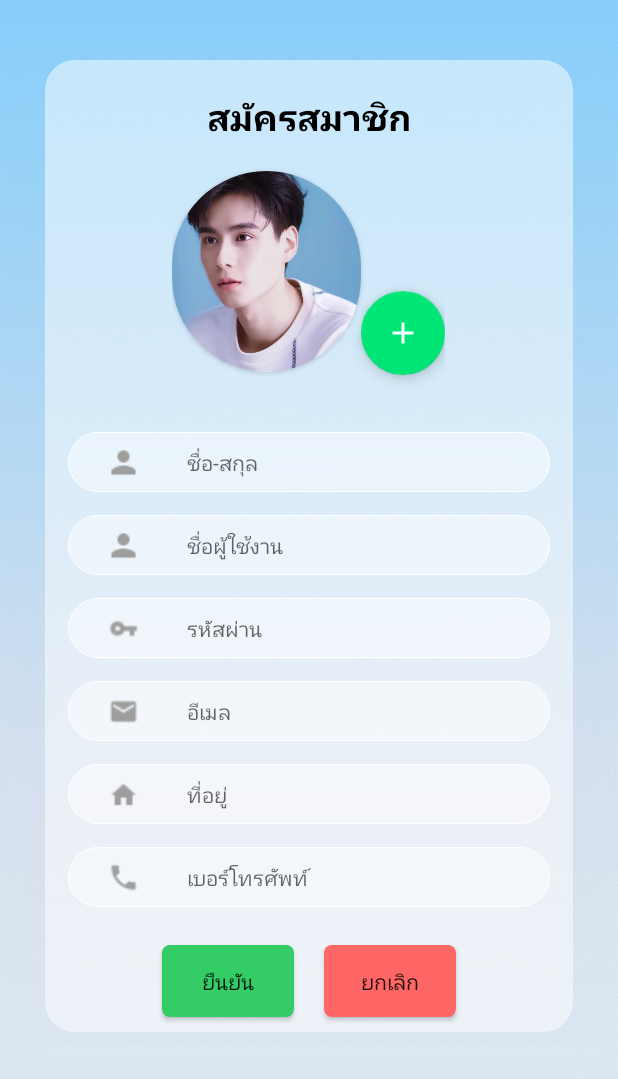
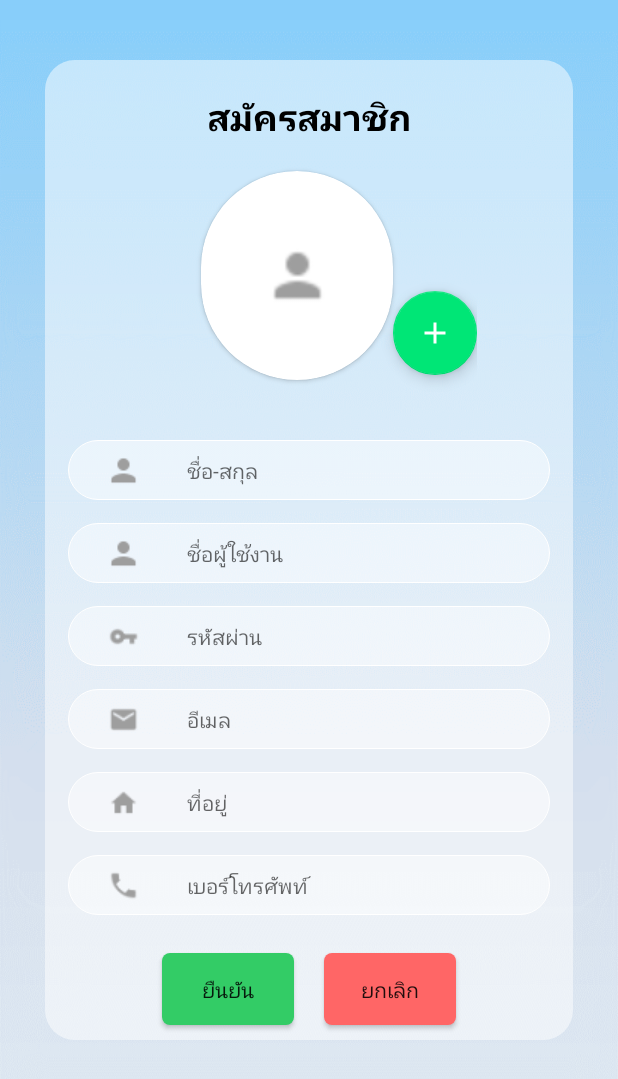
Before and after one commit to Namnoy-git/MyProjectFinal4, an Android app: the InsertActivity screen opened directly, with no data from a screen before it, on a phone screen of 412 x 824 dp. Shown: the top 1079 px of the screen. Run offline under Robolectric (Android 15) with nearby library versions, the phone set to English and light mode, and no system bars; our stand-ins replace Picasso; network calls fail; pictures from the network do not load; Roboto replaces fonts that are not available here.

Commit message:
Revert "final"
This reverts commit 21d1db37

```diff
--- a/app/src/main/java/com/it/myprojectfinal/controller/Utils.kt
+++ b/app/src/main/java/com/it/myprojectfinal/controller/Utils.kt
@@ -7,7 +7,7 @@ import com.google.gson.GsonBuilder
 class Utils {
 
     companion object{
-        const val BaseUrl = "http://192.168.1.4:4000"
+        const val BaseUrl = "http://192.168.1.5:4000"
     }
 
     fun getGson(): Gson? {
--- a/app/src/main/java/com/it/myprojectfinal/view/main/InsertActivity.kt
+++ b/app/src/main/java/com/it/myprojectfinal/view/main/InsertActivity.kt
@@ -50,7 +50,11 @@ class InsertActivity : AppCompatActivity() {
         startActivityForResult(i, PICK_IMAGE)
         }
 
-
+        cancle.setOnClickListener {
+            val i = Intent(this, LoginActivity::class.java)
+            startActivity(i)
+            finish()
+        }
     }
 
 
--- a/app/src/main/res/layout/activity_insert_main.xml
+++ b/app/src/main/res/layout/activity_insert_main.xml
@@ -44,9 +44,10 @@
                 android:orientation="horizontal">
 
                 <androidx.cardview.widget.CardView
-                    android:layout_width="126dp"
-                    android:layout_height="134dp"
+                    android:layout_width="128dp"
+                    android:layout_height="139dp"
                     android:layout_gravity="center"
+                    android:layout_marginLeft="40dp"
                     android:layout_marginTop="20dp"
                     android:layout_marginBottom="20dp"
                     app:cardCornerRadius="65dp">
@@ -56,15 +57,16 @@
                         android:layout_width="match_parent"
                         android:layout_height="match_parent"
                         android:scaleType="centerCrop"
-                        android:src="@drawable/original" />
+                        android:src="@drawable/ic_person" />
 
                 </androidx.cardview.widget.CardView>
+
                 <com.google.android.material.floatingactionbutton.FloatingActionButton
                     android:id="@+id/floatingActionButton5"
                     android:layout_width="match_parent"
                     android:layout_height="wrap_content"
+                    android:layout_marginTop="100dp"
                     android:clickable="true"
-                    android:layout_marginTop="100dp"
                     app:backgroundTint="#00E676"
                     app:layout_constraintBottom_toTopOf="@+id/edt_username"
                     app:layout_constraintEnd_toEndOf="parent"
```
Also changed, not shown: app/src/main/res/drawable/drawable-hdpi/ic_person.png (added), app/src/main/res/drawable/drawable-mdpi/ic_person.png (added), app/src/main/res/drawable/drawable-xhdpi/ic_person.png (added), app/src/main/res/drawable/drawable-xxhdpi/ic_person.png (added).
